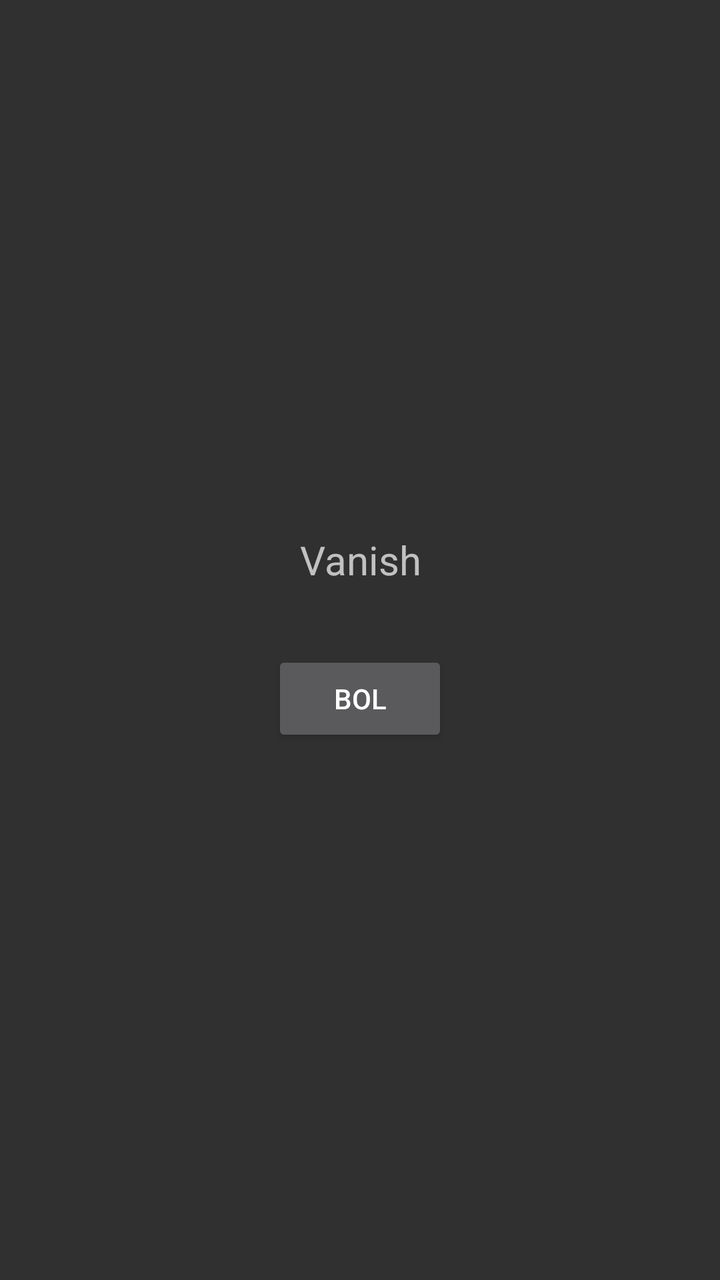
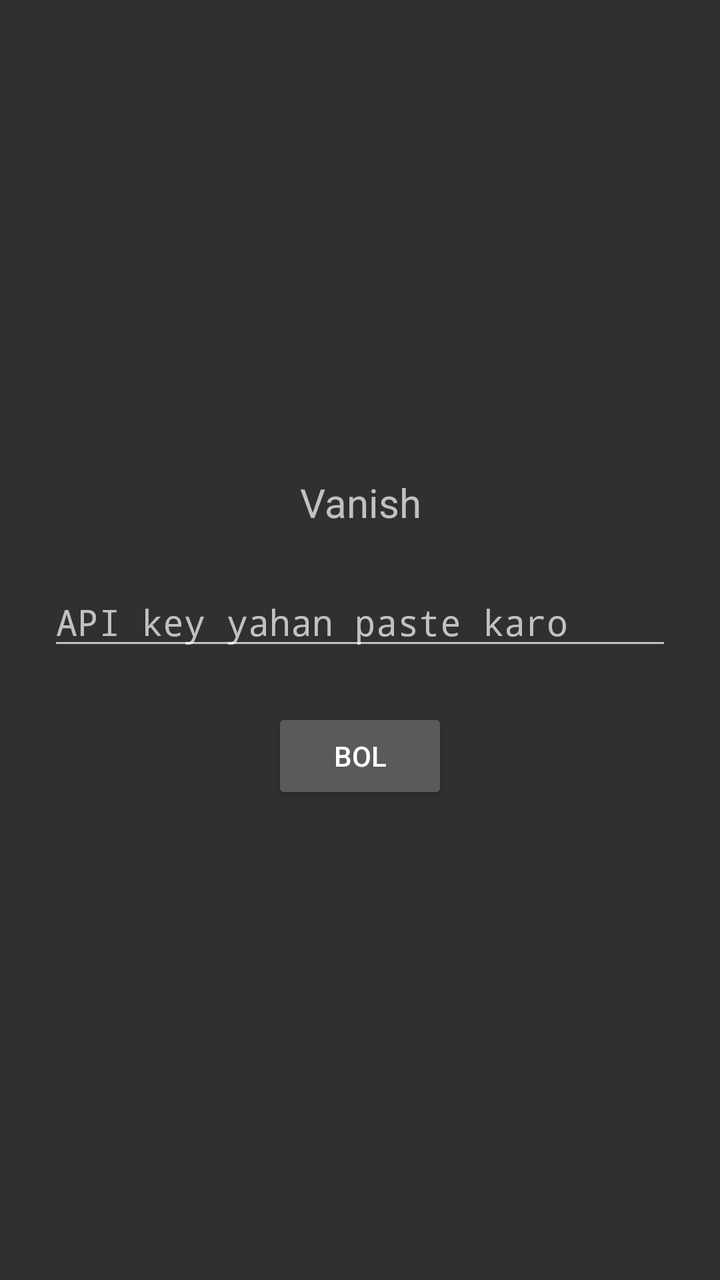

Compare the two renders of this Android layout. The source of the first and the diff that turns it into the second are given below.
<!-- AndroidManifest.xml: application theme android:Theme.Material.NoActionBar -->
<!-- res/layout/activity_main.xml -->
<?xml version="1.0" encoding="utf-8"?>
<LinearLayout xmlns:android="http://schemas.android.com/apk/res/android"
    android:layout_width="match_parent"
    android:layout_height="match_parent"
    android:orientation="vertical"
    android:gravity="center"
    android:padding="24dp">

    <TextView
        android:id="@+id/status"
        android:layout_width="match_parent"
        android:layout_height="wrap_content"
        android:gravity="center"
        android:text="Vanish"
        android:textSize="20sp" />

    <Button
        android:id="@+id/listenButton"
        android:layout_width="wrap_content"
        android:layout_height="wrap_content"
        android:layout_marginTop="32dp"
        android:text="Bol" />
</LinearLayout>
<!-- resources referenced by this layout -->
<resources>

</resources>

<!-- the commit's change to res/layout/activity_main.xml (unified diff, before → after) -->
@@ -14,10 +14,19 @@
         android:text="Vanish"
         android:textSize="20sp" />
 
+    <EditText
+        android:id="@+id/apiKey"
+        android:layout_width="match_parent"
+        android:layout_height="wrap_content"
+        android:layout_marginTop="24dp"
+        android:hint="API key yahan paste karo"
+        android:inputType="textPassword"
+        android:singleLine="true" />
+
     <Button
         android:id="@+id/listenButton"
         android:layout_width="wrap_content"
         android:layout_height="wrap_content"
-        android:layout_marginTop="32dp"
+        android:layout_marginTop="24dp"
         android:text="Bol" />
 </LinearLayout>
